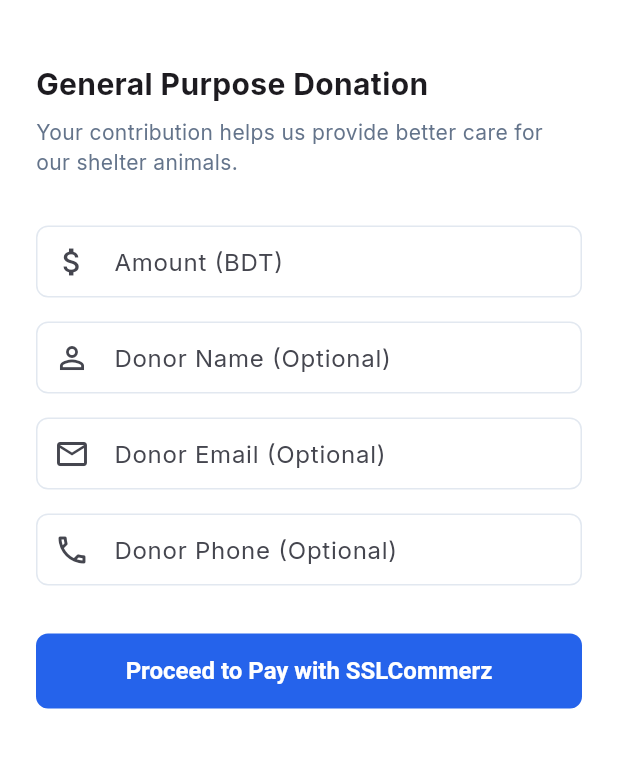
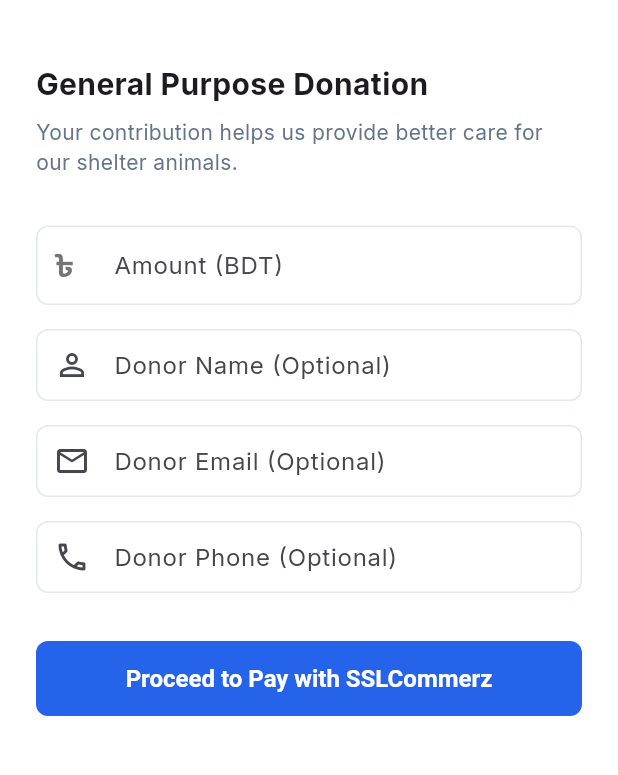
Before and after one commit to far-han12/animal_shelter_mobile, a Flutter app: the DonateScreen screen opened by its route, on a phone screen of 412 x 824 dp, the part 58-833 px from its top. Run offline on Flutter 3.47's test engine with Material 3 defaults, Android fonts, the phone set to English and light mode, and no system bars; our stand-ins replace adaptive_dialog, cached_network_image, dio, flutter_dotenv, flutter_riverpod, flutter_secure_storage and 5 more; accounts and stored records are empty; network calls fail.

Commit message:
first commit

```diff
--- a/lib/features/admin/donations/presentation/screens/donate_screen.dart
+++ b/lib/features/admin/donations/presentation/screens/donate_screen.dart
@@ -119,9 +119,19 @@ class _DonateScreenState extends ConsumerState<DonateScreen> {
                 children: [
                   TextFormField(
                     controller: _amountController,
-                    decoration: const InputDecoration(
+                    decoration: InputDecoration(
                       labelText: 'Amount (BDT)',
-                      prefixIcon: Icon(Icons.attach_money),
+                      prefixIcon: Padding(
+                        padding: const EdgeInsets.all(12.0),
+                        child: Text(
+                          '৳',
+                          style: TextStyle(
+                            fontSize: 20,
+                            fontWeight: FontWeight.bold,
+                            color: Colors.grey[600],
+                          ),
+                        ),
+                      ),
                       hintText: 'e.g. 500',
                     ),
                     keyboardType: TextInputType.number,
```
Also changed, not shown: 1 other file.
